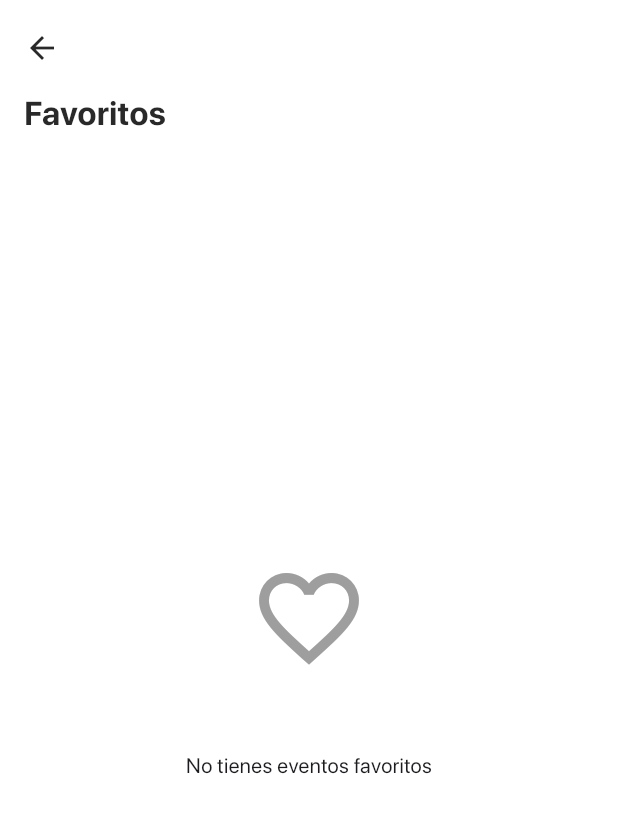
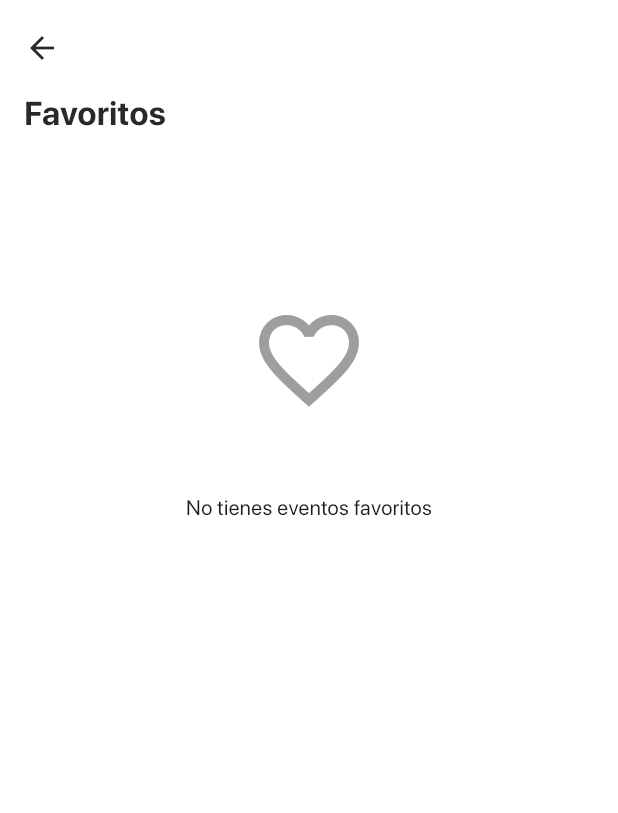
Before and after one commit to AntonyJDC/conference_app, a Flutter app: the FavoritesPage screen opened by its route, on a phone screen of 412 x 824 dp. Shown: the top 813 px of the screen. Run offline on Flutter 3.47's test engine with Material 3 defaults, Android fonts, the phone set to English and light mode, and no system bars; our stand-ins replace flutter_svg, get, shared_preferences, sqflite, table_calendar, timezone; accounts and stored records are empty; project files that could hold a hidden picture were left out.

Commit message:
Refactor FavoritesPage to improve empty state display and update background color for better visibility

```diff
--- a/lib/ui/pages/favorites/favorites_screen.dart
+++ b/lib/ui/pages/favorites/favorites_screen.dart
@@ -40,7 +40,7 @@ class FavoritesPage extends StatelessWidget {
                             filter:
                                 ImageFilter.blur(sigmaX: 35.0, sigmaY: 35.0),
                             child: Container(
-                              color: theme.colorScheme.shadow
+                              color: theme.colorScheme.surface
                                   .withValues(alpha: 0.1),
                             ),
                           ),
@@ -74,18 +74,22 @@ class FavoritesPage extends StatelessWidget {
 
             // Lista de eventos favoritos o mensaje vacío
             if (favorites.isEmpty)
-              const SliverFillRemaining(
+              SliverToBoxAdapter(
+                child: Padding(
+                  padding: const EdgeInsets.symmetric(vertical: 100),
                   child: Center(
                     child: Column(
                       mainAxisSize: MainAxisSize.min,
-                    children: [
-                      Icon(Icons.favorite_border, size: 80, color: Colors.grey),
+                      children: const [
+                        Icon(Icons.favorite_border,
+                            size: 80, color: Colors.grey),
                         SizedBox(height: 16),
                         Padding(
                           padding: EdgeInsets.all(32),
                           child: Text('No tienes eventos favoritos'),
                         ),
                       ],
+                    ),
                   ),
                 ),
               )
```
Lines whose indentation alone changed are shown as unchanged.
